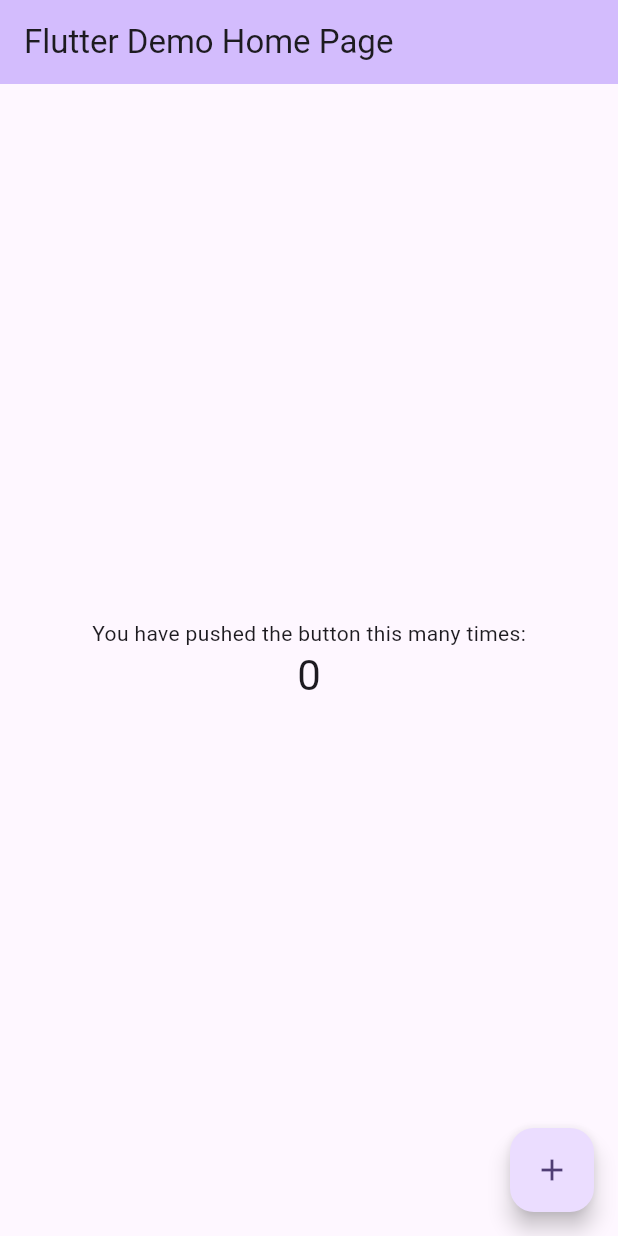
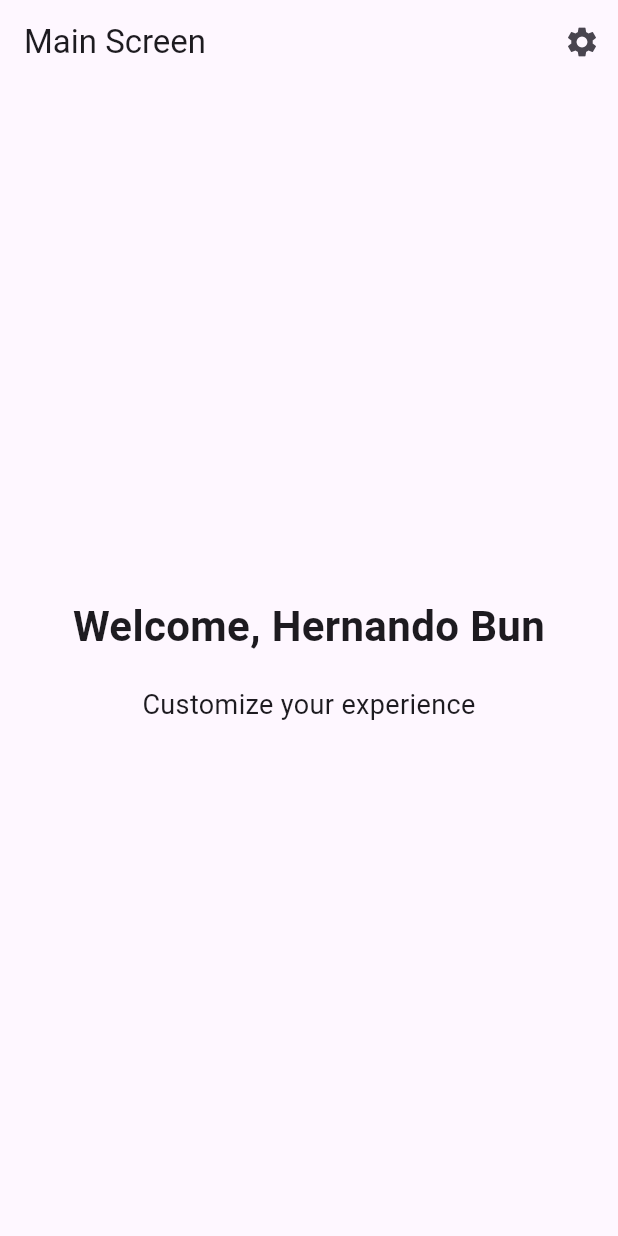
Before and after one commit to HernandoBun/quiz_mobprog, a Flutter app: the screen it shows after launch, on a phone screen of 412 x 824 dp. Run offline on Flutter 3.47's test engine with Material 3 defaults, Android fonts, the light colour scheme and no system bars; our stand-ins replace google_fonts.

Commit message:
setting page, changing theme and fonts

```diff
--- a/lib/main.dart
+++ b/lib/main.dart
@@ -1,125 +1,30 @@
 import 'package:flutter/material.dart';
+import 'package:provider/provider.dart';
+import 'theme_provider.dart';
+import 'main_screen.dart';
 
 void main() {
-  runApp(const MyApp());
+  runApp(
+    ChangeNotifierProvider(
+      create: (context) => ThemeProvider(),
+      child: const MyApp(),
+    ),
+  );
 }
 
 class MyApp extends StatelessWidget {
   const MyApp({super.key});
 
-  // This widget is the root of your application.
   @override
   Widget build(BuildContext context) {
-    return MaterialApp(
-      title: 'Flutter Demo',
-      theme: ThemeData(
-        // This is the theme of your application.
-        //
-        // TRY THIS: Try running your application with "flutter run". You'll see
-        // the application has a purple toolbar. Then, without quitting the app,
-        // try changing the seedColor in the colorScheme below to Colors.green
-        // and then invoke "hot reload" (save your changes or press the "hot
-        // reload" button in a Flutter-supported IDE, or press "r" if you used
-        // the command line to start the app).
-        //
-        // Notice that the counter didn't reset back to zero; the application
-        // state is not lost during the reload. To reset the state, use hot
-        // restart instead.
-        //
-        // This works for code too, not just values: Most code changes can be
-        // tested with just a hot reload.
-        colorScheme: ColorScheme.fromSeed(seedColor: Colors.deepPurple),
-        useMaterial3: true,
-      ),
-      home: const MyHomePage(title: 'Flutter Demo Home Page'),
+    return Consumer<ThemeProvider>(
+      builder: (context, themeProvider, child) {
+        return MaterialApp(
+          debugShowCheckedModeBanner: false,
+          theme: themeProvider.themeData,
+          home: MainScreen(),
+        );
+      },
     );
   }
 }
-
-class MyHomePage extends StatefulWidget {
-  const MyHomePage({super.key, required this.title});
-
-  // This widget is the home page of your application. It is stateful, meaning
-  // that it has a State object (defined below) that contains fields that affect
-  // how it looks.
-
-  // This class is the configuration for the state. It holds the values (in this
-  // case the title) provided by the parent (in this case the App widget) and
-  // used by the build method of the State. Fields in a Widget subclass are
-  // always marked "final".
-
-  final String title;
-
-  @override
-  State<MyHomePage> createState() => _MyHomePageState();
-}
-
-class _MyHomePageState extends State<MyHomePage> {
-  int _counter = 0;
-
-  void _incrementCounter() {
-    setState(() {
-      // This call to setState tells the Flutter framework that something has
-      // changed in this State, which causes it to rerun the build method below
-      // so that the display can reflect the updated values. If we changed
-      // _counter without calling setState(), then the build method would not be
-      // called again, and so nothing would appear to happen.
-      _counter++;
-    });
-  }
-
-  @override
-  Widget build(BuildContext context) {
-    // This method is rerun every time setState is called, for instance as done
-    // by the _incrementCounter method above.
-    //
-    // The Flutter framework has been optimized to make rerunning build methods
-    // fast, so that you can just rebuild anything that needs updating rather
-    // than having to individually change instances of widgets.
-    return Scaffold(
-      appBar: AppBar(
-        // TRY THIS: Try changing the color here to a specific color (to
-        // Colors.amber, perhaps?) and trigger a hot reload to see the AppBar
-        // change color while the other colors stay the same.
-        backgroundColor: Theme.of(context).colorScheme.inversePrimary,
-        // Here we take the value from the MyHomePage object that was created by
-        // the App.build method, and use it to set our appbar title.
-        title: Text(widget.title),
-      ),
-      body: Center(
-        // Center is a layout widget. It takes a single child and positions it
-        // in the middle of the parent.
-        child: Column(
-          // Column is also a layout widget. It takes a list of children and
-          // arranges them vertically. By default, it sizes itself to fit its
-          // children horizontally, and tries to be as tall as its parent.
-          //
-          // Column has various properties to control how it sizes itself and
-          // how it positions its children. Here we use mainAxisAlignment to
-          // center the children vertically; the main axis here is the vertical
-          // axis because Columns are vertical (the cross axis would be
-          // horizontal).
-          //
-          // TRY THIS: Invoke "debug painting" (choose the "Toggle Debug Paint"
-          // action in the IDE, or press "p" in the console), to see the
-          // wireframe for each widget.
-          mainAxisAlignment: MainAxisAlignment.center,
-          children: <Widget>[
-            const Text(
-              'You have pushed the button this many times:',
-            ),
-            Text(
-              '$_counter',
-              style: Theme.of(context).textTheme.headlineMedium,
-            ),
-          ],
-        ),
-      ),
-      floatingActionButton: FloatingActionButton(
-        onPressed: _incrementCounter,
-        tooltip: 'Increment',
-        child: const Icon(Icons.add),
-      ), // This trailing comma makes auto-formatting nicer for build methods.
-    );
-  }
-}
--- /dev/null
+++ b/lib/main_screen.dart
@@ -0,0 +1,58 @@
+import 'package:flutter/material.dart';
+import 'package:provider/provider.dart';
+import 'theme_provider.dart';
+import 'settings_screen.dart';
+
+class MainScreen extends StatelessWidget {
+  const MainScreen({super.key});
+
+  @override
+  Widget build(BuildContext context) {
+    final themeProvider = Provider.of<ThemeProvider>(context);
+
+    return Scaffold(
+      appBar: AppBar(
+        title: Text(
+          "Main Screen",
+          style: themeProvider.themeData.appBarTheme.titleTextStyle,
+        ),
+        actions: [
+          IconButton(
+            icon: const Icon(Icons.settings),
+            onPressed: () {
+              Navigator.push(
+                context,
+                MaterialPageRoute(builder: (context) => const SettingsScreen()),
+              );
+            },
+          ),
+        ],
+      ),
+      body: Center(
+        child: Column(
+          mainAxisAlignment: MainAxisAlignment.center,
+          children: [
+            Text(
+              "Welcome, Hernando Bun",
+              style: themeProvider.fontStyle.copyWith(
+                fontSize: 28,
+                fontWeight: FontWeight.bold,
+                color: themeProvider.themeData.textTheme.bodyLarge!.color,
+              ),
+              textAlign: TextAlign.center,
+            ),
+            const SizedBox(height: 20),
+            Text(
+              "Customize your experience",
+              style: themeProvider.fontStyle.copyWith(
+                fontSize: 18,
+                color: themeProvider.themeData.textTheme.bodyMedium!.color,
+              ),
+              textAlign: TextAlign.center,
+            ),
+          ],
+        ),
+      ),
+    );
+  }
+}
--- /dev/null
+++ b/lib/theme_provider.dart
@@ -0,0 +1,102 @@
+import 'package:flutter/material.dart';
+import 'package:google_fonts/google_fonts.dart';
+
+class ThemeProvider with ChangeNotifier {
+  ThemeData _themeData = ThemeData.light();
+  TextStyle _fontStyle = GoogleFonts.roboto();
+
+  ThemeData get themeData => _themeData;
+  TextStyle get fontStyle => _fontStyle;
+
+  final List<ThemeData> _themes = [
+    ThemeData.light(),
+    ThemeData.dark(),
+    ThemeData(
+      appBarTheme: const AppBarTheme(
+        color: Color.fromRGBO(9, 115, 81, 1),
+        iconTheme: IconThemeData(color: Color.fromRGBO(245, 156, 64, 1)),
+        titleTextStyle: TextStyle(
+          color: Color.fromRGBO(245, 156, 64, 1),
+          fontSize: 20,
+          fontWeight: FontWeight.bold,
+        ),
+      ),
+      scaffoldBackgroundColor: const Color.fromRGBO(245, 156, 64, 1),
+      textTheme: const TextTheme(
+        bodyLarge: TextStyle(color: Color.fromRGBO(9, 115, 81, 1)),
+        bodyMedium: TextStyle(color: Color.fromRGBO(9, 115, 81, 1)),
+      ),
+    ),
+    ThemeData(
+      appBarTheme: const AppBarTheme(
+        color: Color.fromRGBO(18, 45, 79, 1),
+        iconTheme: IconThemeData(color: Color.fromRGBO(249, 247, 228, 1)),
+        titleTextStyle: TextStyle(
+          color: Color.fromRGBO(249, 247, 228, 1),
+          fontSize: 20,
+          fontWeight: FontWeight.bold,
+        ),
+      ),
+      scaffoldBackgroundColor: const Color.fromRGBO(249, 247, 228, 1),
+      textTheme: const TextTheme(
+        bodyLarge: TextStyle(color: Color.fromRGBO(18, 45, 79, 1)),
+        bodyMedium: TextStyle(color: Color.fromRGBO(18, 45, 79, 1)),
+      ),
+    ),
+    ThemeData(
+      appBarTheme: const AppBarTheme(
+        color: Color.fromRGBO(123, 0, 5, 1),
+        iconTheme: IconThemeData(color: Color.fromRGBO(210, 180, 139, 1)),
+        titleTextStyle: TextStyle(
+          color: Color.fromRGBO(210, 180, 139, 1),
+          fontSize: 20,
+          fontWeight: FontWeight.bold,
+        ),
+      ),
+      scaffoldBackgroundColor: const Color.fromRGBO(210, 180, 139, 1),
+      textTheme: const TextTheme(
+        bodyLarge: TextStyle(color: Color.fromRGBO(123, 0, 5, 1)),
+        bodyMedium: TextStyle(color: Color.fromRGBO(123, 0, 5, 1)),
+      ),
+    ),
+  ];
+
+  final List<String> _themeNames = [
+    "Light Mode",
+    "Dark Mode",
+    "Sunshade",
+    "Blue Zodiac",
+    "Japanese Maple"
+  ];
+
+  final List<TextStyle> _fonts = [
+    GoogleFonts.roboto(),
+    GoogleFonts.lobster(),
+    GoogleFonts.poppins(),
+    GoogleFonts.montserrat(),
+    GoogleFonts.openSans(),
+  ];
+
+  final List<String> _fontNames = [
+    "Roboto",
+    "Lobster",
+    "Poppins",
+    "Montserrat",
+    "Open Sans",
+  ];
+
+  // Getters for theme and font names
+  List<String> get themeNames => _themeNames;
+  List<TextStyle> get fonts => _fonts;
+  List<String> get fontNames => _fontNames;
+
+  void changeTheme(int index) {
+    _themeData = _themes[index];
+    notifyListeners();
+  }
+
+  void changeFont(int index) {
+    _fontStyle = _fonts[index];
+    notifyListeners();
+  }
+}
```
Also changed, not shown: lib/settings_screen.dart (added, +128 -0 lines), 1 other file.
